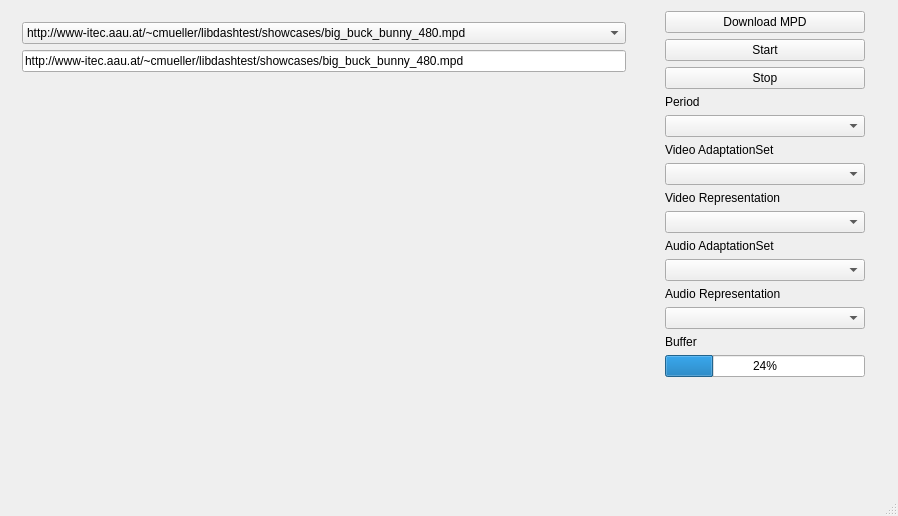
Qt form libdash/qtsampleplayer/qtsampleplayer.ui (bitmovin/libdash) before a commit.
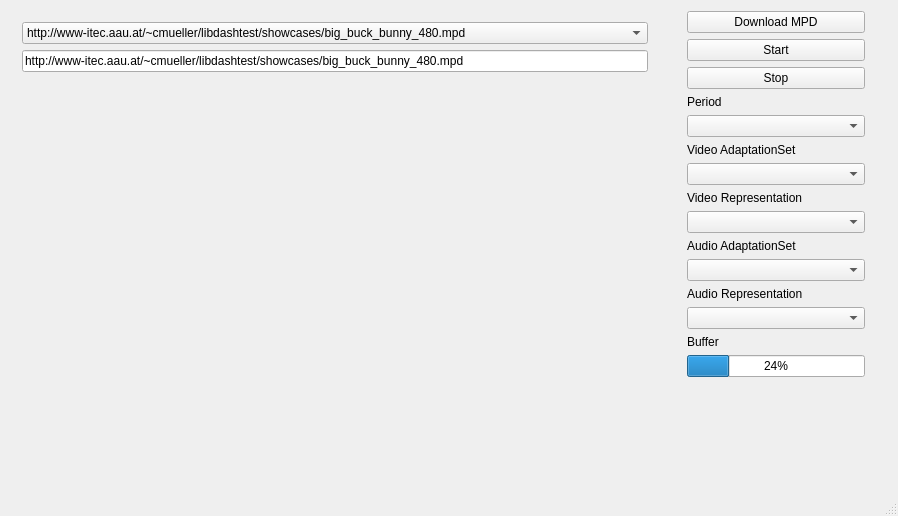
The same form after that commit. Custom widgets are drawn as their Qt base class.

Commit message: Renamed combobox otherwise you get an std out of range exception - dont know why this works

Diff of the .ui file:
```diff
--- a/libdash/qtsampleplayer/qtsampleplayer.ui
+++ b/libdash/qtsampleplayer/qtsampleplayer.ui
@@ -167,6 +167,12 @@
        </property>
        <item>
         <widget class="QWidget" name="w_boxes" native="true">
+         <property name="minimumSize">
+          <size>
+           <width>200</width>
+           <height>0</height>
+          </size>
+         </property>
          <layout class="QVBoxLayout" name="verticalLayout_2">
           <property name="topMargin">
            <number>0</number>
@@ -223,7 +229,7 @@
            <widget class="QComboBox" name="cb_video_representation">
             <property name="minimumSize">
              <size>
-              <width>200</width>
+              <width>0</width>
               <height>0</height>
              </size>
             </property>
```
Left out of the diff: 4 changed lines with no effect on the pictures. The commit also changes 2 other files.
